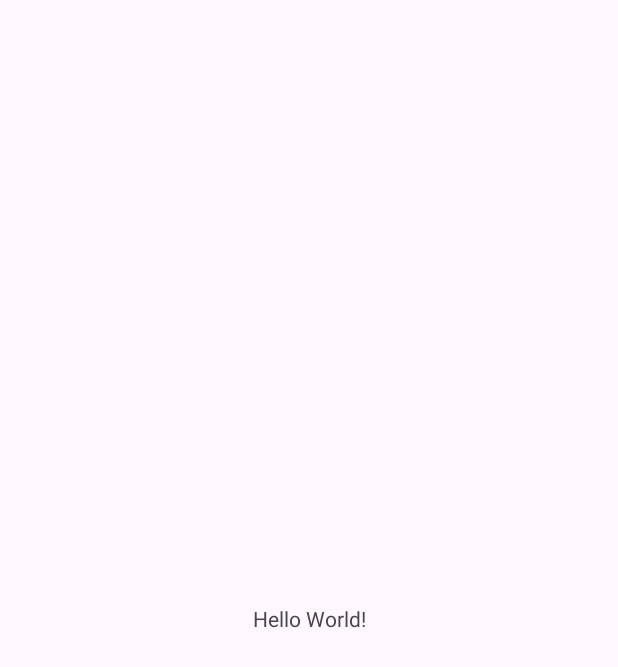
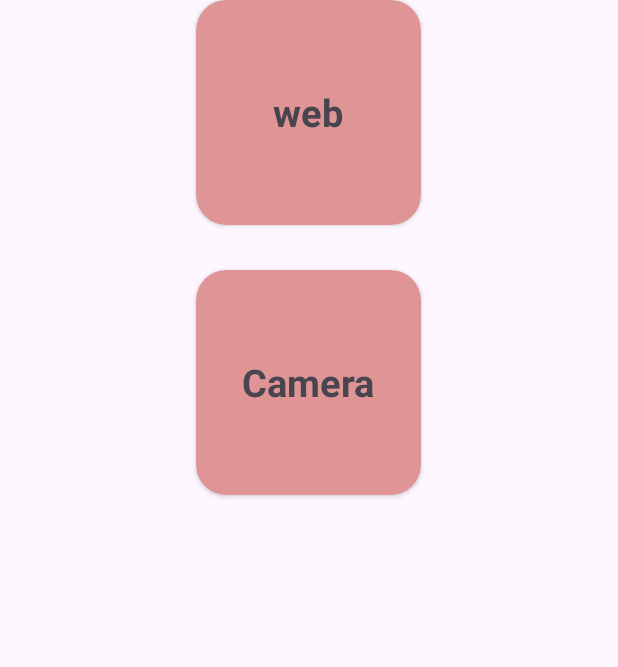
Before and after one commit to brd2002/Implicit_intent_practice, an Android app: the screen it shows after launch (MainActivity), on a phone screen of 412 x 824 dp. Before the commit the part shown is almost empty. Shown: the top 667 px of the screen. Run offline under Robolectric (Android 15) with nearby library versions, the phone set to English and light mode, and no system bars.

Commit message:
completed to learn implicit intent in android

```diff
--- a/app/src/main/java/com/example/implicit_intent_practice/MainActivity.kt
+++ b/app/src/main/java/com/example/implicit_intent_practice/MainActivity.kt
@@ -1,11 +1,26 @@
 package com.example.implicit_intent_practice
 
+import android.content.Intent
+import android.net.Uri
 import androidx.appcompat.app.AppCompatActivity
 import android.os.Bundle
+import android.provider.MediaStore
+import androidx.cardview.widget.CardView
 
 class MainActivity : AppCompatActivity() {
     override fun onCreate(savedInstanceState: Bundle?) {
         super.onCreate(savedInstanceState)
         setContentView(R.layout.activity_main)
+        val webButton = findViewById<CardView>(R.id.WebView)
+        val cameraButton = findViewById<CardView>(R.id.cameraView)
+        webButton.setOnClickListener {
+            val intent = Intent(Intent.ACTION_VIEW)
+            intent.data = Uri.parse("https://www.google.com/")
+            startActivity(intent)
+        }
+        cameraButton.setOnClickListener {
+            val intent = Intent(MediaStore.ACTION_IMAGE_CAPTURE)
+            startActivity(intent)
+        }
     }
 }
--- a/app/src/main/res/layout/activity_main.xml
+++ b/app/src/main/res/layout/activity_main.xml
@@ -1,18 +1,45 @@
 <?xml version="1.0" encoding="utf-8"?>
-<androidx.constraintlayout.widget.ConstraintLayout xmlns:android="http://schemas.android.com/apk/res/android"
+<LinearLayout xmlns:android="http://schemas.android.com/apk/res/android"
     xmlns:app="http://schemas.android.com/apk/res-auto"
     xmlns:tools="http://schemas.android.com/tools"
     android:layout_width="match_parent"
     android:layout_height="match_parent"
+    android:orientation="vertical"
     tools:context=".MainActivity">
 
-    <TextView
-        android:layout_width="wrap_content"
-        android:layout_height="wrap_content"
-        android:text="Hello World!"
-        app:layout_constraintBottom_toBottomOf="parent"
-        app:layout_constraintEnd_toEndOf="parent"
-        app:layout_constraintStart_toStartOf="parent"
-        app:layout_constraintTop_toTopOf="parent" />
 
-</androidx.constraintlayout.widget.ConstraintLayout>
+    <androidx.cardview.widget.CardView
+        android:id="@+id/WebView"
+        android:layout_width="150dp"
+        android:layout_height="150dp"
+        app:cardCornerRadius="20dp"
+        android:layout_gravity="center"
+        android:backgroundTint="#DF9595">
+
+        <TextView
+
+            android:layout_width="wrap_content"
+            android:layout_height="wrap_content"
+            android:textSize="25dp"
+            android:textStyle="bold"
+            android:layout_gravity="center"
+            android:text="web" />
+    </androidx.cardview.widget.CardView>
+    <androidx.cardview.widget.CardView
+        android:id="@+id/cameraView"
+        android:layout_margin="30dp"
+        android:layout_width="150dp"
+        android:layout_height="150dp"
+        app:cardCornerRadius="20dp"
+        android:layout_gravity="center"
+        android:backgroundTint="#DF9595">
+
+        <TextView
+            android:layout_width="wrap_content"
+            android:layout_height="wrap_content"
+            android:textSize="25dp"
+            android:textStyle="bold"
+            android:layout_gravity="center"
+            android:text="Camera" />
+    </androidx.cardview.widget.CardView>
+</LinearLayout>
```
